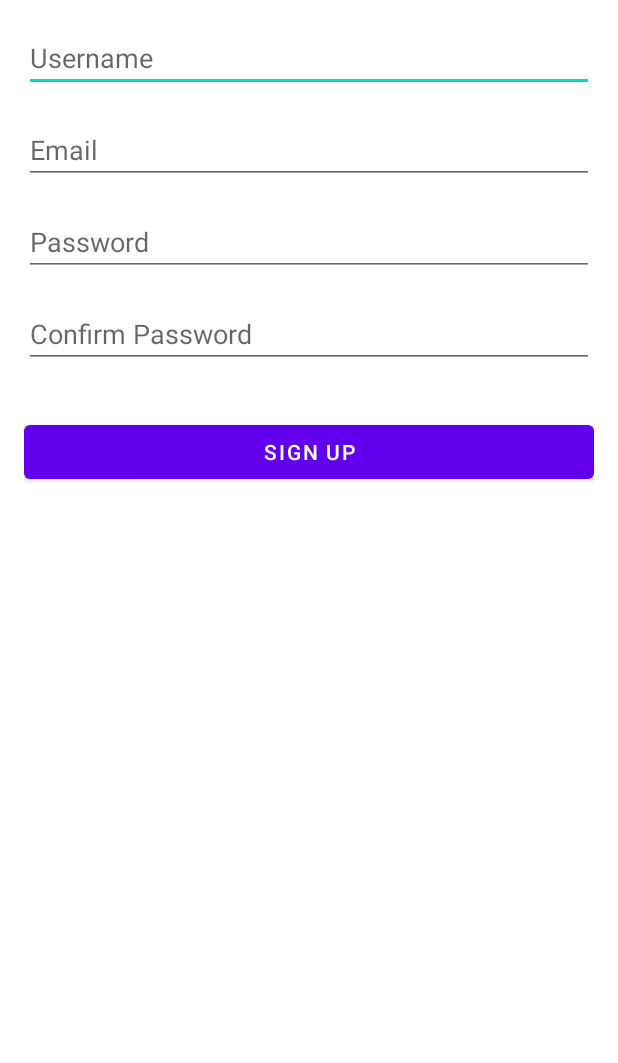
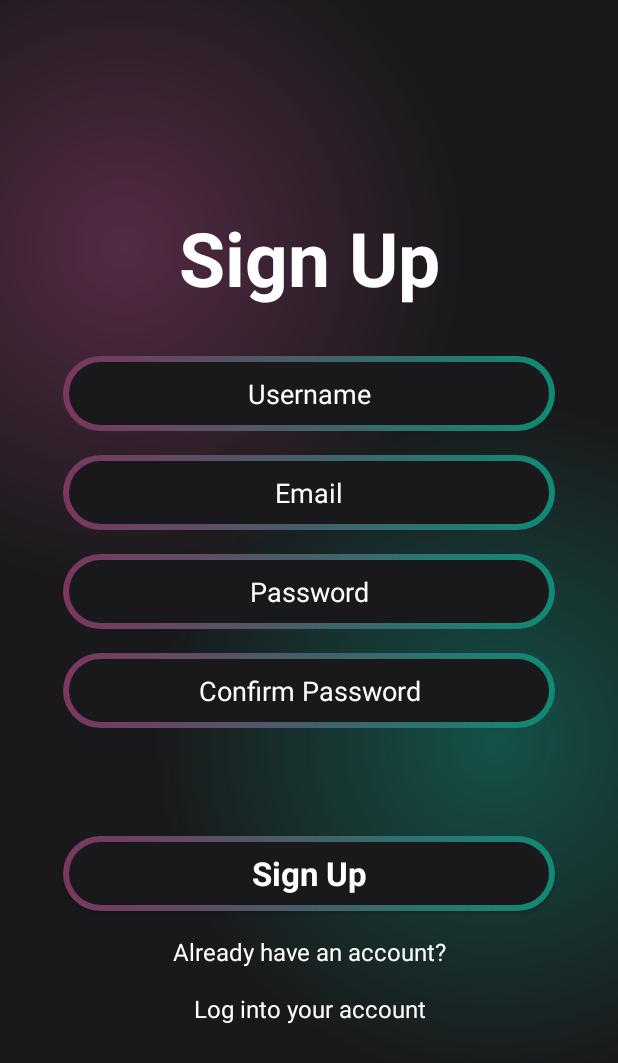
Before and after one commit to serbanples/AndroidGeometryApp, an Android app: the screen it shows after launch (SignupActivity), on a phone screen of 412 x 824 dp. Shown: the top 1063 px of the screen. Run offline under Robolectric (Android 15) with nearby library versions, the phone set to English and light mode, and no system bars.

Commit message:
signup activity design + send to login

```diff
--- a/app/src/main/java/com/example/pmdfinal/auth/SignupActivity.java
+++ b/app/src/main/java/com/example/pmdfinal/auth/SignupActivity.java
@@ -1,9 +1,11 @@
 package com.example.pmdfinal.auth;
 
+import android.content.Intent;
 import android.os.Bundle;
 import android.view.View;
 import android.widget.Button;
 import android.widget.EditText;
+import android.widget.TextView;
 import android.widget.Toast;
 
 import androidx.appcompat.app.AppCompatActivity;
@@ -26,6 +28,7 @@ public class SignupActivity extends AppCompatActivity {
     private EditText passwordEditText;
     private EditText confirmPasswordEditText;
     private Button signUpButton;
+    private TextView sendToLoginTextView;
 
     @Override
     protected void onCreate(Bundle savedInstanceState) {
@@ -37,6 +40,8 @@ public class SignupActivity extends AppCompatActivity {
         passwordEditText = findViewById(R.id.passwordEditText);
         confirmPasswordEditText = findViewById(R.id.confirmPasswordEditText);
         signUpButton = findViewById(R.id.signUpButton);
+        sendToLoginTextView = findViewById(R.id.sendtoLoginTextView);
+
 
         signUpButton.setOnClickListener(new View.OnClickListener() {
             @Override
@@ -52,6 +57,15 @@ public class SignupActivity extends AppCompatActivity {
                 }
             }
         });
+
+        sendToLoginTextView.setOnClickListener(new View.OnClickListener() {
+            @Override
+            public void onClick(View v) {
+                Intent intent = new Intent(SignupActivity.this, LoginActivity.class);
+                startActivity(intent);
+            }
+        });
+
     }
 
     private boolean validateInput(String username, String email, String password, String confirmPassword) {
--- a/app/src/main/res/layout/activity_login.xml
+++ b/app/src/main/res/layout/activity_login.xml
@@ -66,7 +66,7 @@
                 android:hint="@string/password"
                 android:inputType="textPassword" />
 
-<!-- forgot paswword maybe -->
+<!-- forgot password maybe -->
 
             <androidx.appcompat.widget.AppCompatButton
                 android:id="@+id/loginButton"
--- a/app/src/main/res/layout/activity_signup.xml
+++ b/app/src/main/res/layout/activity_signup.xml
@@ -1,54 +1,137 @@
 <?xml version="1.0" encoding="utf-8"?>
-<RelativeLayout xmlns:android="http://schemas.android.com/apk/res/android"
+<androidx.constraintlayout.widget.ConstraintLayout xmlns:android="http://schemas.android.com/apk/res/android"
+    xmlns:app="http://schemas.android.com/apk/res-auto"
+    xmlns:tools="http://schemas.android.com/tools"
     android:layout_width="match_parent"
     android:layout_height="match_parent"
-    android:padding="16dp">
+    android:background="@color/main_background">
+
+    <ScrollView
+        android:layout_width="match_parent"
+        android:layout_height="match_parent"
+        android:background="@drawable/gradient_color_background"
+        app:layout_constraintBottom_toBottomOf="parent"
+        app:layout_constraintEnd_toEndOf="parent"
+        app:layout_constraintStart_toStartOf="parent"
+        app:layout_constraintTop_toTopOf="parent">
+
+        <LinearLayout
+            android:layout_width="match_parent"
+            android:layout_height="700dp"
+            android:orientation="vertical"
+            android:padding="10dp" >
+
+            <TextView
+                android:id="@+id/textView"
+                android:layout_width="match_parent"
+                android:layout_height="wrap_content"
+                android:text="@string/sign_up"
+                android:textColor="@color/white"
+                android:textAlignment="center"
+                android:layout_marginStart="32dp"
+                android:layout_marginEnd="32dp"
+                android:layout_marginTop="128dp"
+                android:textSize="50sp"
+                android:textStyle="bold"/>
 
             <EditText
                 android:id="@+id/usernameEditText"
                 android:layout_width="match_parent"
-        android:layout_height="wrap_content"
-        android:autofillHints=""
+                android:layout_height="50dp"
+                android:ems="10"
+                android:textColor="@color/white"
+                android:textColorHint="@color/white"
+                android:layout_marginBottom="8dp"
+                android:layout_marginTop="32dp"
+                android:layout_marginStart="32dp"
+                android:layout_marginEnd="32dp"
+                android:background="@drawable/btn_background"
+                android:textAlignment="center"
                 android:hint="@string/username"
-        android:inputType="textPersonName"
-        android:layout_marginBottom="16dp"/>
+                android:inputType="textPersonName" />
 
             <EditText
                 android:id="@+id/emailEditText"
                 android:layout_width="match_parent"
-        android:layout_height="wrap_content"
-        android:autofillHints=""
+                android:layout_height="50dp"
+                android:ems="10"
+                android:textColor="@color/white"
+                android:textColorHint="@color/white"
+                android:layout_marginBottom="8dp"
+                android:layout_marginTop="8dp"
+                android:layout_marginStart="32dp"
+                android:layout_marginEnd="32dp"
+                android:background="@drawable/btn_background"
+                android:textAlignment="center"
                 android:hint="@string/email"
-        android:inputType="textEmailAddress"
-        android:layout_below="@id/usernameEditText"
-        android:layout_marginBottom="16dp"/>
+                android:inputType="textEmailAddress" />
 
             <EditText
                 android:id="@+id/passwordEditText"
                 android:layout_width="match_parent"
-        android:layout_height="wrap_content"
-        android:autofillHints=""
+                android:layout_height="50dp"
+                android:ems="10"
+                android:textColor="@color/white"
+                android:textColorHint="@color/white"
+                android:layout_marginBottom="8dp"
+                android:layout_marginTop="8dp"
+                android:layout_marginStart="32dp"
+                android:layout_marginEnd="32dp"
+                android:background="@drawable/btn_background"
+                android:textAlignment="center"
                 android:hint="@string/password"
-        android:inputType="textPassword"
-        android:layout_below="@id/emailEditText"
-        android:layout_marginBottom="16dp"/>
+                android:inputType="textPassword" />
 
             <EditText
                 android:id="@+id/confirmPasswordEditText"
                 android:layout_width="match_parent"
-        android:layout_height="wrap_content"
-        android:autofillHints=""
+                android:layout_height="50dp"
+                android:ems="10"
+                android:textColor="@color/white"
+                android:textColorHint="@color/white"
+                android:layout_marginBottom="8dp"
+                android:layout_marginTop="8dp"
+                android:layout_marginStart="32dp"
+                android:layout_marginEnd="32dp"
+                android:background="@drawable/btn_background"
+                android:textAlignment="center"
                 android:hint="@string/confirm_password"
-        android:inputType="textPassword"
-        android:layout_below="@id/passwordEditText"
-        android:layout_marginBottom="16dp"/>
+                android:inputType="textPassword" />
 
-    <Button
+            <androidx.appcompat.widget.AppCompatButton
                 android:id="@+id/signUpButton"
+                style="@android:style/Widget.Button"
+                android:background="@drawable/btn_background"
+                android:layout_marginTop="64dp"
+                android:layout_marginStart="32dp"
+                android:layout_marginEnd="32dp"
+                android:layout_width="match_parent"
+                android:layout_height="50dp"
+                android:text="@string/sign_up"
+                android:textSize="22sp"
+                android:textStyle="bold"
+                android:textColor="@color/white"/>
+
+            <TextView
+                android:id="@+id/existAccountTextView"
                 android:layout_width="match_parent"
                 android:layout_height="wrap_content"
-        android:text="@string/sign_up"
-        android:layout_below="@id/confirmPasswordEditText"
-        android:layout_marginTop="16dp"/>
+                android:text="@string/already_have_an_account"
+                android:textAlignment="center"
+                android:layout_marginTop="16dp"
+                android:textColor="@color/white"
+                android:textSize="16sp" />
 
-</RelativeLayout>
+            <TextView
+                android:id="@+id/sendtoLoginTextView"
+                android:layout_width="match_parent"
+                android:layout_height="wrap_content"
+                android:text="@string/log_into_your_account"
+                android:textAlignment="center"
+                android:layout_marginTop="16dp"
+                android:textColor="@color/white"
+                android:textSize="16sp" />
+        </LinearLayout>
+    </ScrollView>
+
+</androidx.constraintlayout.widget.ConstraintLayout>
--- a/app/src/main/res/values/strings.xml
+++ b/app/src/main/res/values/strings.xml
@@ -13,4 +13,6 @@
     <string name="previous">Previous</string>
     <string name="register_now">Register now</string>
     <string name="don_t_have_an_account">Don\'t have an account?</string>
+    <string name="log_into_your_account">Log into your account</string>
+    <string name="already_have_an_account">Already have an account?</string>
 </resources>
```
Lines whose indentation alone changed are shown as unchanged.
